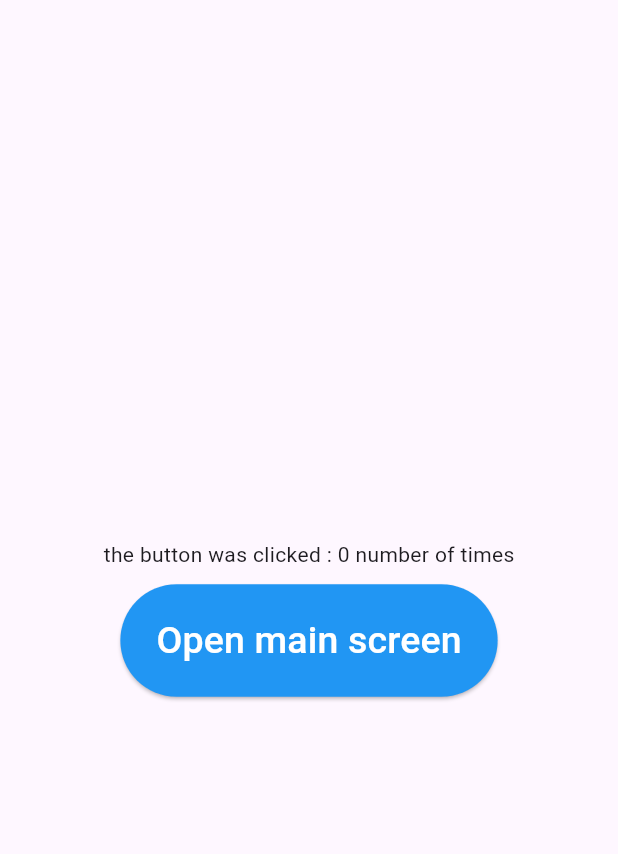
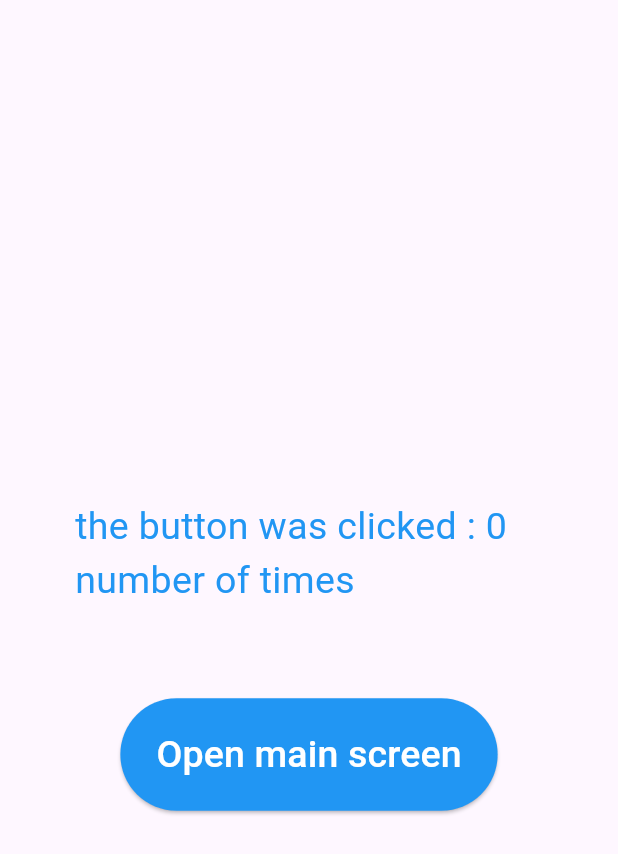
Before and after one commit to MRNOONE333/flutter-getX-implementation, a Flutter app: the screen it shows after launch, after a tap on "Open other screen", on a phone screen of 412 x 824 dp. Shown: the top 854 px of the screen. Run offline on Flutter 3.47's test engine with Material 3 defaults, Android fonts, the phone set to English and light mode, and no system bars; our stand-ins replace get.

Commit message:
ui changes

```diff
--- a/lib/screens/Home.dart
+++ b/lib/screens/Home.dart
@@ -12,7 +12,8 @@ class HomeScreen extends StatelessWidget {
       body: Obx(
         () => Center(
           child: Column(mainAxisAlignment: MainAxisAlignment.center, children: [
-            Text('click: ${counterController.counter.value}'),
+            Text('click: ${counterController.counter.value}',
+              style: TextStyle(fontSize: 25,color: Colors.blue),),
             SizedBox(
               height: 10,
             ),
--- a/lib/screens/other.dart
+++ b/lib/screens/other.dart
@@ -13,7 +13,11 @@ class OtherScreen extends StatelessWidget {
         child: Column(
           mainAxisAlignment: MainAxisAlignment.center,
           children: [
-            Text('the button was clicked : ${_counterController.counter.value} number of times'),
+            Padding(
+              padding: const EdgeInsets.all(50.0),
+              child: Text('the button was clicked : ${_counterController.counter.value} number of times',
+              style: TextStyle(fontSize: 25,color: Colors.blue),),
+            ),
             SizedBox(
               height: 10,
             ),
```
